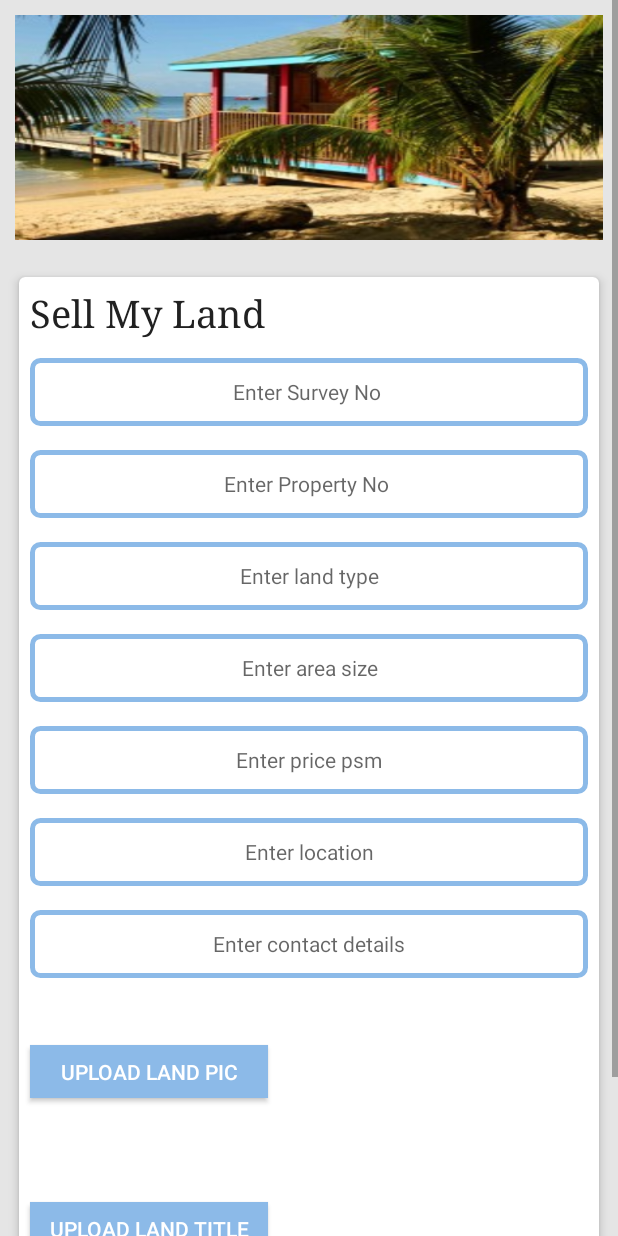
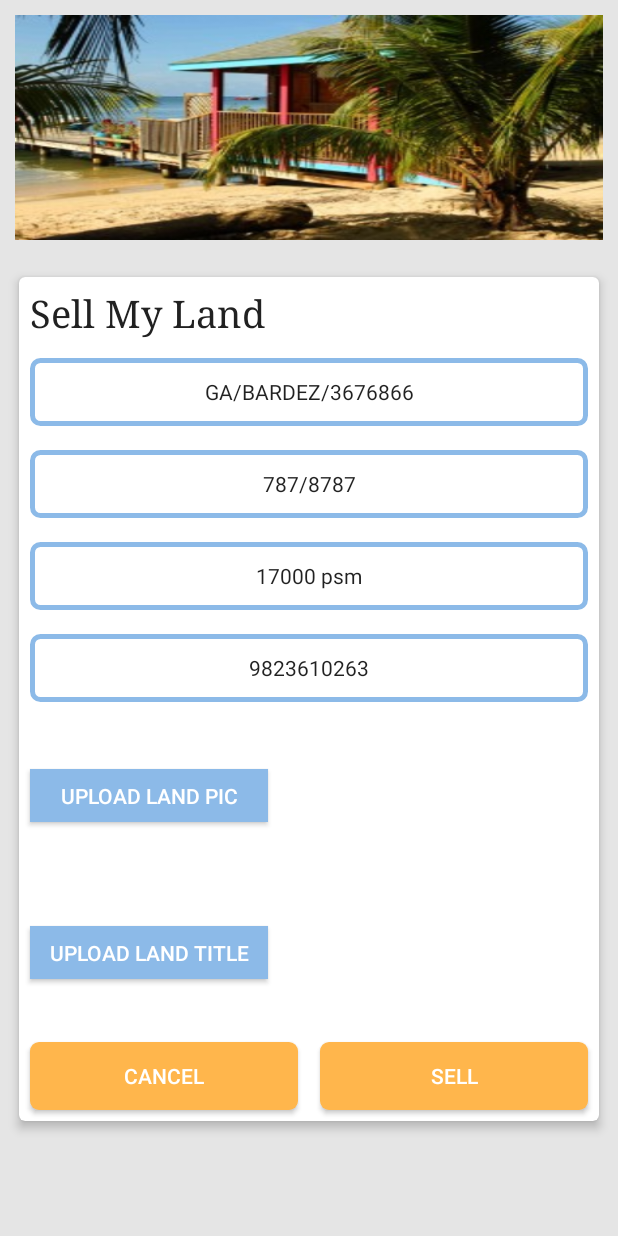
Before and after one commit to shubhamvrkr/LandTurtle, an Android app: the LandSellForm screen opened directly, with no data from a screen before it, on a phone screen of 412 x 824 dp. Run offline under Robolectric (Android 15) with nearby library versions, the phone set to English and light mode, and no system bars.

Commit message:
Signed-off-by: Shubham Verekar <Shubham Verekar>

```diff
--- a/app/src/main/java/com/blockchain/landturtle/MainActivity.java
+++ b/app/src/main/java/com/blockchain/landturtle/MainActivity.java
@@ -19,6 +19,7 @@ import android.view.View;
 import com.blockchain.adapter.RecyclerViewAdapter;
 import com.blockchain.fragments.HomeFragment;
 import com.blockchain.listeners.RecyclerItemClickListener;
+import com.blockchain.utils.SHAHashingExample;
 
 public class MainActivity extends AppCompatActivity {
 
@@ -36,6 +37,10 @@ public class MainActivity extends AppCompatActivity {
         super.onCreate(savedInstanceState);
         setContentView(R.layout.activity_main);
 
+        String dochash = SHAHashingExample.generateSHA256("/sdcard/bluetooth/Land_property.pdf");
+        Log.d("documenthash", dochash);
+        String dochash1 = SHAHashingExample.generateSHA256("/sdcard/bluetooth/Land_deeds.pdf");
+        Log.d("documenthash", dochash1);
         //set tool bar
         setupToolbar();
 
--- a/app/src/main/java/com/blockchain/utils/Config.java
+++ b/app/src/main/java/com/blockchain/utils/Config.java
@@ -6,7 +6,7 @@ package com.blockchain.utils;
 public class Config {
 
     public static String GOOGLE_URL="http://google.co.in";
-    public static String CHECKOWNERSHIP_URL="http://192.168.43.158:7080/LandRegistration/checkOwnership.jsp";
-    public static String UPLOADFILE_URL="http://192.168.43.158:7080/LandRegistration/uploadFile3.jsp";
-    public static String SELLLAND_URL="http://192.168.43.158:7080/LandRegistration/sellland.jsp";
+    public static String CHECKOWNERSHIP_URL="http://192.168.42.50:7080/LandRegistration/checkOwnership.jsp";
+    public static String UPLOADFILE_URL="http://192.168.42.50:7080/LandRegistration/uploadFile3.jsp";
+    public static String SELLLAND_URL="http://192.168.42.50:7080/LandRegistration/sellLand.jsp";
 }
--- a/app/src/main/java/com/blockchain/utils/SHAHashingExample.java
+++ b/app/src/main/java/com/blockchain/utils/SHAHashingExample.java
@@ -1,4 +1,6 @@
 package com.blockchain.utils;
+
+import android.util.Base64;
 
 import java.io.ByteArrayOutputStream;
 import java.io.FileInputStream;
@@ -58,7 +60,6 @@ public class SHAHashingExample
         md.update(data.getBytes());
 
         byte byteData[] = md.digest();
-
         //convert the byte to hex format method 1
         StringBuffer sb = new StringBuffer();
         for (int i = 0; i < byteData.length; i++) {
--- a/app/src/main/res/layout/landsellform.xml
+++ b/app/src/main/res/layout/landsellform.xml
@@ -63,6 +63,7 @@
                         android:gravity="center"
                         android:hint="Enter Survey No "
                         android:inputType="textPersonName"
+                        android:text="GA/BARDEZ/3676866"
                         android:textSize="14sp" />
 
                     <EditText
@@ -76,42 +77,12 @@
                         android:background="@drawable/edittext_design"
                         android:ellipsize="start"
                         android:ems="10"
+                        android:text="787/8787"
                         android:gravity="center"
                         android:hint="Enter Property No "
                         android:inputType="textPersonName"
                         android:textSize="14sp" />
 
-                    <EditText
-                        android:id="@+id/landtype"
-                        android:layout_width="match_parent"
-                        android:layout_height="45dp"
-                        android:layout_marginBottom="10dp"
-                        android:layout_marginLeft="7dp"
-                        android:layout_marginRight="7dp"
-                        android:layout_marginTop="6dp"
-                        android:background="@drawable/edittext_design"
-                        android:ellipsize="start"
-                        android:ems="10"
-                        android:gravity="center"
-                        android:hint="Enter land type"
-                        android:inputType="textPersonName"
-                        android:textSize="14sp" />
-
-                    <EditText
-                        android:id="@+id/areasize"
-                        android:layout_width="match_parent"
-                        android:layout_height="45dp"
-                        android:layout_marginBottom="10dp"
-                        android:layout_marginLeft="7dp"
-                        android:layout_marginRight="7dp"
-                        android:layout_marginTop="6dp"
-                        android:background="@drawable/edittext_design"
-                        android:ellipsize="start"
-                        android:ems="10"
-                        android:gravity="center"
-                        android:hint="Enter area size"
-                        android:inputType="textPersonName"
-                        android:textSize="14sp" />
 
                     <EditText
                         android:id="@+id/price"
@@ -124,24 +95,9 @@
                         android:background="@drawable/edittext_design"
                         android:ellipsize="start"
                         android:ems="10"
+                        android:text="17000 psm"
                         android:gravity="center"
                         android:hint="Enter price psm"
-                        android:inputType="textPersonName"
-                        android:textSize="14sp" />
-
-                    <EditText
-                        android:id="@+id/location"
-                        android:layout_width="match_parent"
-                        android:layout_height="45dp"
-                        android:layout_marginBottom="10dp"
-                        android:layout_marginLeft="7dp"
-                        android:layout_marginRight="7dp"
-                        android:layout_marginTop="6dp"
-                        android:background="@drawable/edittext_design"
-                        android:ellipsize="start"
-                        android:ems="10"
-                        android:gravity="center"
-                        android:hint="Enter location"
                         android:inputType="textPersonName"
                         android:textSize="14sp" />
 
@@ -156,9 +112,10 @@
                         android:background="@drawable/edittext_design"
                         android:ellipsize="start"
                         android:ems="10"
+                        android:text="9823610263"
                         android:gravity="center"
                         android:hint="Enter contact details"
-                        android:inputType="textPersonName"
+                        android:inputType="number"
                         android:textSize="14sp" />
 
 
```
Also changed, not shown: app/src/main/java/com/blockchain/landturtle/LandSellForm.java (+27 -17 lines).
